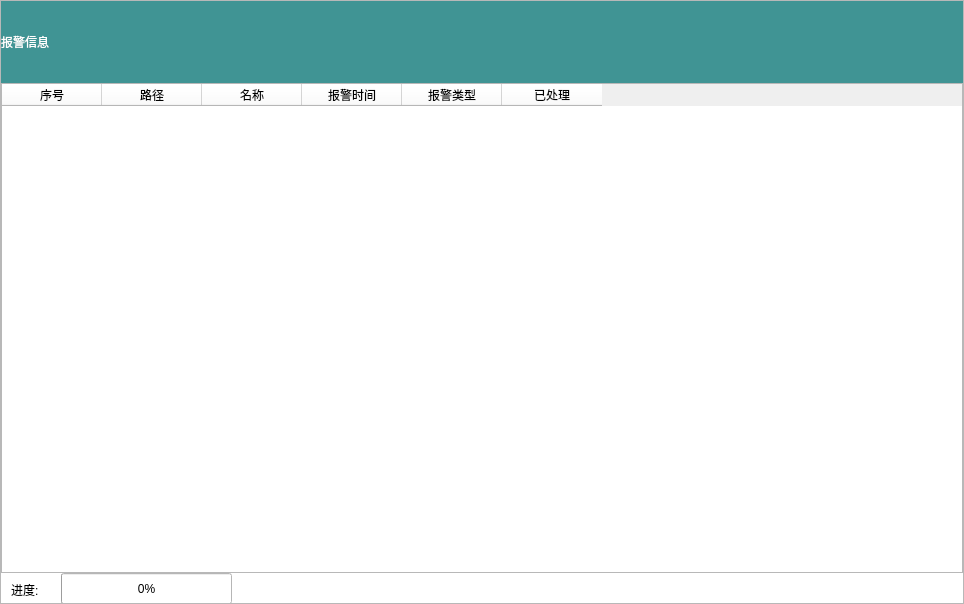
boboxxd/SmartImage, file tablewidget.ui: the form before one commit.
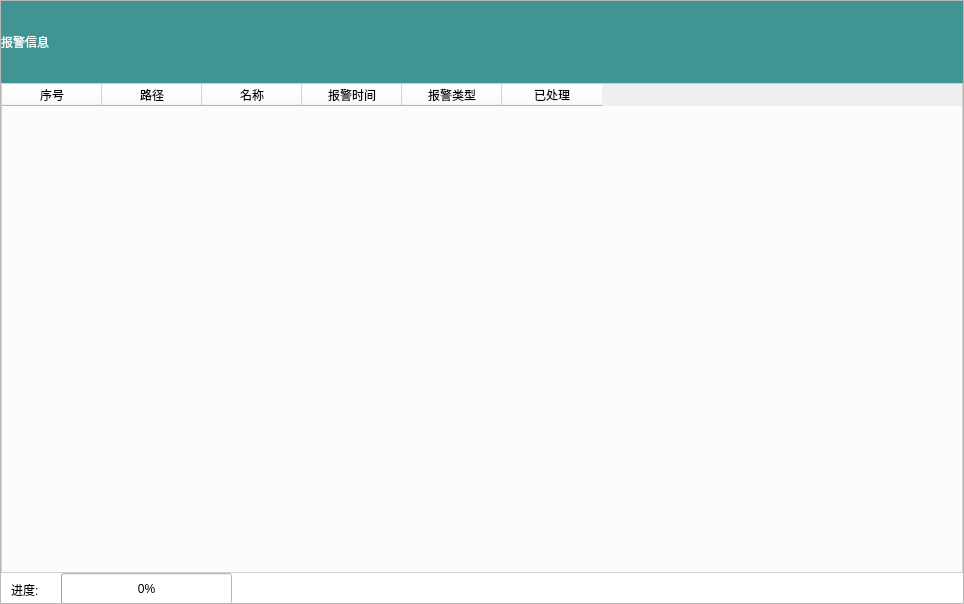
The form after the commit. Custom widgets are drawn as their Qt base class.

Diff of the .ui file:
```diff
--- a/tablewidget.ui
+++ b/tablewidget.ui
@@ -66,7 +66,7 @@
         <item>
          <widget class="TableSubWidget" name="tableWidget">
           <property name="styleSheet">
-           <string notr="true">QTableWidget{font: 15pt &quot;.SF NS Text&quot;;color :rgb(100,100,100); }
+           <string notr="true">QTableWidget{font: 15pt &quot;.SF NS Text&quot;;color :rgb(100,100,100); background-color: rgb(255, 255, 255,200);}
 QTableWidget::Item:hover{background:skyblue; }
 QTableWidget::item:selected{background:lightgreen; color:rgb(255, 255, 255); }
 
```
